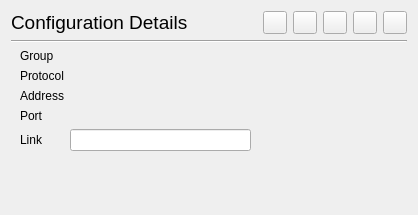
Qv2ray/Qv2ray, file src/ui/widgets/ConnectionInfoWidget.ui: the form before one commit.
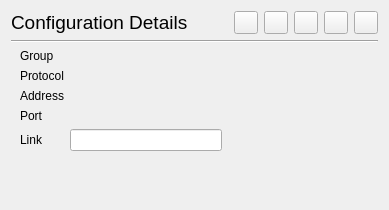
The form after the commit. Icons and pictures are not drawn.

Commit message: fix: removed UI size limit

The edit to the form file:
```diff
--- a/src/ui/widgets/ConnectionInfoWidget.ui
+++ b/src/ui/widgets/ConnectionInfoWidget.ui
@@ -2,14 +2,6 @@
 <ui version="4.0">
  <class>ConnectionInfoWidget</class>
  <widget class="QWidget" name="ConnectionInfoWidget">
-  <property name="geometry">
-   <rect>
-    <x>0</x>
-    <y>0</y>
-    <width>418</width>
-    <height>215</height>
-   </rect>
-  </property>
   <property name="sizePolicy">
    <sizepolicy hsizetype="MinimumExpanding" vsizetype="MinimumExpanding">
     <horstretch>0</horstretch>
```
The commit also changes 7 other files.
